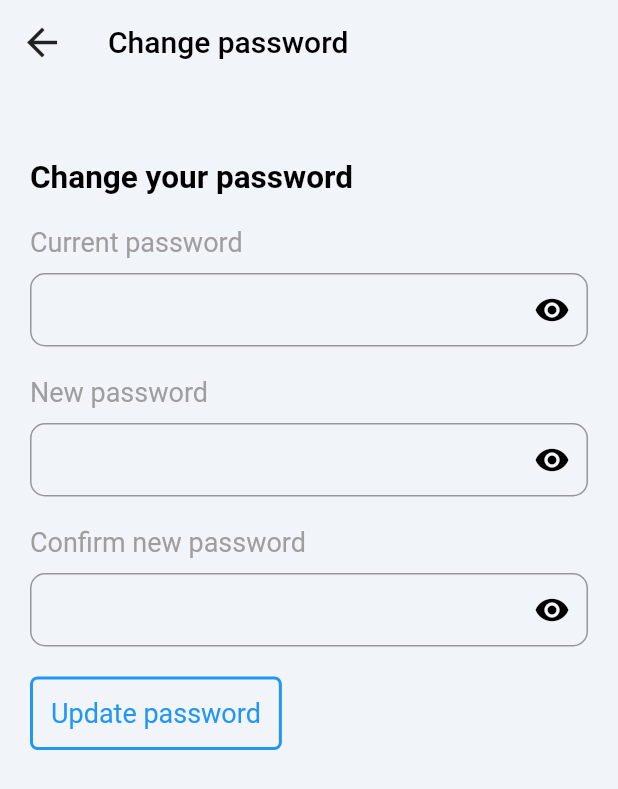
After one commit to Gehad-Eid/ALQ, a Flutter app: the ChangePassword screen opened directly, on a phone screen of 412 x 824 dp. The commit adds this screen. Shown: the top 789 px of the screen. Run offline on Flutter 3.47's test engine with Material 2 defaults, Android fonts, the light colour scheme and no system bars; drawn by our look-alikes of flutter_settings_screens; our stand-ins replace carousel_slider, cloud_firestore, curved_navigation_bar, dots_indicator, email_validator, firebase_auth and 7 more; missing offline and left inert: ar_flutter_plugin, easy_web_view2, quiz_view; accounts and stored records are empty.

Commit message:
change password

```diff
--- /dev/null
+++ b/lib/Settings/change_password.dart
@@ -0,0 +1,370 @@
+import 'dart:async';
+
+import 'package:alqgp/consts.dart';
+import 'package:email_validator/email_validator.dart';
+import 'package:firebase_auth/firebase_auth.dart';
+import "package:flutter/material.dart";
+
+class ChangePassword extends StatefulWidget {
+  @override
+  _ChangePasswordState createState() => _ChangePasswordState();
+}
+
+class _ChangePasswordState extends State<ChangePassword> {
+  final _scaffoldKey = GlobalKey<ScaffoldState>();
+  TextEditingController passwordController = TextEditingController();
+  TextEditingController newPasswordController = TextEditingController();
+  TextEditingController cNewPasswordController = TextEditingController();
+  bool isNewPassword = true;
+  bool isPassword = true;
+  bool iscNewPassword = true;
+  final GlobalKey<FormState> _formKey = GlobalKey<FormState>();
+  @override
+  void initState() {
+    super.initState();
+  }
+
+  Widget buildEmailField() {
+    return Container(
+      padding: const EdgeInsets.symmetric(horizontal: 20.0),
+      child: Form(
+        key: _formKey,
+        child: Column(
+          crossAxisAlignment: CrossAxisAlignment.start,
+          children: [
+            const Text(
+              'Change your password',
+              style: TextStyle(
+                  color: Colors.black,
+                  fontSize: 21,
+                  fontWeight: FontWeight.bold),
+            ),
+            const SizedBox(
+              height: 20,
+            ),
+            Text(
+              'Current password',
+              style: TextStyle(
+                color: Colors.grey.shade500,
+                fontSize: 18,
+              ),
+            ),
+            const SizedBox(
+              height: 10,
+            ),
+            TextFormField(
+                autofocus: false,
+                controller: passwordController,
+                keyboardType: TextInputType.emailAddress,
+                validator: (value) {
+                  if (value!.isEmpty) {
+                    return ("Please Enter Your password");
+                  }
+                  if (value.length < 6) {
+                    return ("Current password is wrong");
+                  }
+                  return null;
+                },
+                onSaved: (value) {
+                  passwordController.text = value!;
+                },
+                textInputAction: TextInputAction.next,
+                obscureText: isPassword,
+                decoration: InputDecoration(
+                  suffixIcon: IconButton(
+                    onPressed: () {
+                      setState(() {
+                        isPassword = !isPassword;
+                      });
+                    },
+                    icon: Icon(
+                      isPassword ? Icons.visibility : Icons.visibility_off,
+                      color: Colors.black,
+                    ),
+                  ),
+                  contentPadding: const EdgeInsets.fromLTRB(20, 15, 20, 15),
+                  hintText: "",
+                  border: OutlineInputBorder(
+                    borderRadius: BorderRadius.circular(10),
+                  ),
+                )),
+            const SizedBox(
+              height: 20,
+            ),
+            Text(
+              'New password',
+              style: TextStyle(
+                color: Colors.grey.shade500,
+                fontSize: 18,
+              ),
+            ),
+            const SizedBox(
+              height: 10,
+            ),
+            TextFormField(
+                autofocus: false,
+                controller: newPasswordController,
+                keyboardType: TextInputType.visiblePassword,
+                validator: (value) {
+                  if (value!.isEmpty) {
+                    return ("Please Enter Your new password");
+                  }
+                  // reg expression for email validation
+                  if (value.length < 6) {
+                    return ("Your password should be at least 6 characters");
+                  }
+                  return null;
+                },
+                onSaved: (value) {
+                  newPasswordController.text = value!;
+                },
+                textInputAction: TextInputAction.next,
+                obscureText: isNewPassword,
+                decoration: InputDecoration(
+                  suffixIcon: IconButton(
+                    onPressed: () {
+                      setState(() {
+                        isNewPassword = !isNewPassword;
+                      });
+                    },
+                    icon: Icon(
+                      isNewPassword ? Icons.visibility : Icons.visibility_off,
+                      color: Colors.black,
+                    ),
+                  ),
+                  contentPadding: const EdgeInsets.fromLTRB(20, 15, 20, 15),
+                  hintText: "",
+                  border: OutlineInputBorder(
+                    borderRadius: BorderRadius.circular(10),
+                  ),
+                )),
+            const SizedBox(
+              height: 20,
+            ),
+            Text(
+              'Confirm new password',
+              style: TextStyle(
+                color: Colors.grey.shade500,
+                fontSize: 18,
+              ),
+            ),
+            const SizedBox(
+              height: 10,
+            ),
+            TextFormField(
+                autofocus: false,
+                controller: cNewPasswordController,
+                keyboardType: TextInputType.emailAddress,
+                validator: (value) {
+                  if (value!.isEmpty) {
+                    return ("Please Confirm your new password");
+                  }
+                  if (value.length < 6) {
+                    return ("Your password should be at least 6 characters");
+                  }
+                  return null;
+                },
+                onSaved: (value) {
+                  cNewPasswordController.text = value!;
+                },
+                textInputAction: TextInputAction.next,
+                obscureText: iscNewPassword,
+                decoration: InputDecoration(
+                  suffixIcon: IconButton(
+                    onPressed: () {
+                      setState(() {
+                        iscNewPassword = !iscNewPassword;
+                      });
+                    },
+                    icon: Icon(
+                      iscNewPassword ? Icons.visibility : Icons.visibility_off,
+                      color: Colors.black,
+                    ),
+                  ),
+                  contentPadding: const EdgeInsets.fromLTRB(20, 15, 20, 15),
+                  hintText: "",
+                  border: OutlineInputBorder(
+                    borderRadius: BorderRadius.circular(10),
+                  ),
+                )),
+            const SizedBox(
+              height: 20,
+            ),
+            Row(
+              children: [
+                InkWell(
+                  onTap: () async {
+                    final user = FirebaseAuth.instance.currentUser;
+                    final credential = EmailAuthProvider.credential(
+                        email: user!.email!, password: passwordController.text);
+                    try {
+                      showDialog(
+                        context: context,
+                        barrierDismissible: false,
+                        builder: (context) => const Center(
+                          child: CircularProgressIndicator(),
+                        ),
+                      );
+                      await user.reauthenticateWithCredential(credential);
+                      if (newPasswordController.text ==
+                          cNewPasswordController.text) {
+                        final form = _formKey.currentState;
+                        if (form!.validate()) {
+                          changePassword(newPasswordController.text);
+                        } else {
+                          print('invalid');
+                        }
+                      } else {
+                        Navigator.pop(context);
+                        showAlertDialog(
+                            context,
+                            'Make sure the new password matches the confirm',
+                            false);
+                      }
+                    } on FirebaseAuthException catch (e) {
+                      Navigator.pop(context);
+                      showAlertDialog(context,
+                          'Make sure your current password is correct', false);
+                    }
+                  },
+                  child: Container(
+                    padding: const EdgeInsets.all(12),
+                    decoration: BoxDecoration(
+                      color: Colors.transparent,
+                      border: Border.all(
+                        color: Colors.blue,
+                        width: 2,
+                      ),
+                      borderRadius: BorderRadius.circular(5.0),
+                    ),
+                    child: Text(
+                      'Update password',
+                      style: TextStyle(
+                        color: Colors.blue,
+                        fontSize: 18,
+                      ),
+                    ),
+                  ),
+                )
+              ],
+            ),
+          ],
+        ),
+      ),
+    );
+  }
+
+  @override
+  void dispose() {
+    // TODO: implement dispose
+    super.dispose();
+    passwordController.dispose();
+    newPasswordController.dispose();
+    cNewPasswordController.dispose();
+  }
+
+  @override
+  Widget build(BuildContext context) {
+    Size size = MediaQuery.of(context).size;
+    return Scaffold(
+      key: _scaffoldKey,
+      appBar: AppBar(
+        backgroundColor: Colors.transparent,
+        elevation: 0,
+        title: const Text(
+          "Change password",
+          style: TextStyle(
+            color: Colors.black,
+          ),
+        ),
+        leading: IconButton(
+          onPressed: () => Navigator.pop(context),
+          icon: const Icon(
+            Icons.arrow_back,
+            size: 30.0,
+            color: Colors.black87,
+          ),
+        ),
+      ),
+      body: SingleChildScrollView(
+        child: Column(
+          mainAxisAlignment: MainAxisAlignment.start,
+          children: <Widget>[
+            const SizedBox(
+              height: 50,
+            ),
+            buildEmailField(),
+          ],
+        ),
+      ),
+    );
+  }
+
+  Future changePassword(String password) async {
+    try {
+      await FirebaseAuth.instance.currentUser!
+          .updatePassword(password)
+          .then((_) {
+        print("Password changed Successfully");
+        Navigator.of(context).popUntil((route) => route.isFirst);
+        showAlertDialog(context, 'Password changed Successfully', true);
+      }).catchError((error) {
+        print("Password can't be changed" + error.toString());
+        Navigator.pop(context);
+        showAlertDialog(context, 'Password can\'t be changed', false);
+        //This might happen, when the wrong password is in, the user isn't found, or if the user hasn't logged in recently.
+      });
+    } catch (e) {
+      Navigator.pop(context);
+      print(e);
+    }
+  }
+
+  void showAlertDialog(BuildContext context, String message, bool state) {
+    // set up the AlertDialog
+    AlertDialog alert = AlertDialog(
+      content: Directionality(
+        textDirection: TextDirection.rtl,
+        child: SingleChildScrollView(
+          child: ListBody(
+            children: <Widget>[
+              Center(
+                  child: Icon(
+                state ? Icons.check : Icons.error,
+                color: state ? Colors.green : Colors.red,
+                size: 40,
+              )),
+              const SizedBox(
+                height: 20,
+              ),
+              Center(
+                child: Text(
+                  message,
+                  textAlign: TextAlign.center,
+                ),
+              ),
+            ],
+          ),
+        ),
+      ),
+    );
+    // show the dialog
+    Timer? timer;
+    showDialog(
+      context: context,
+      builder: (BuildContext con) {
+        timer = Timer(Duration(seconds: 2), () {
+          Navigator.of(con, rootNavigator: true).pop();
+        });
+        return alert;
+      },
+    ).then((value) {
+      if (timer != null) {
+        timer!.cancel();
+        timer = null;
+      }
+
+      return value;
+    });
+  }
+}
```
Also changed, not shown: lib/Settings/settings.dart (+19 -4 lines), 1 other file.
